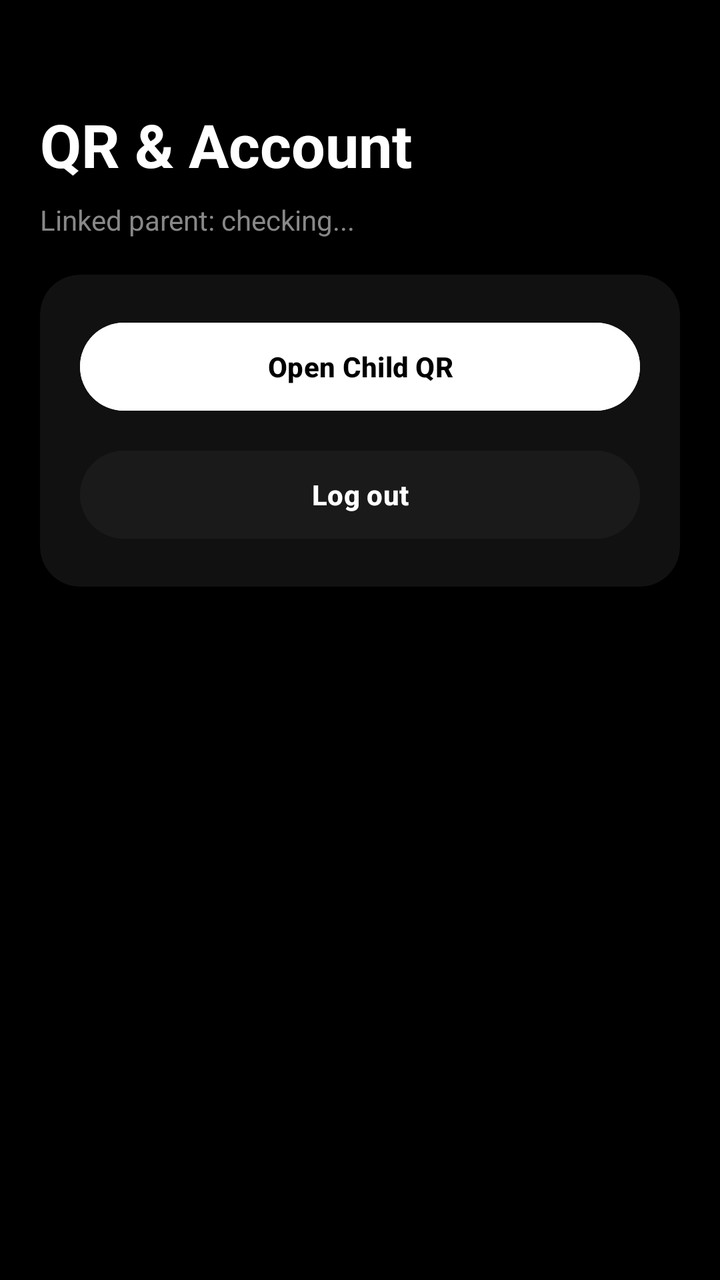
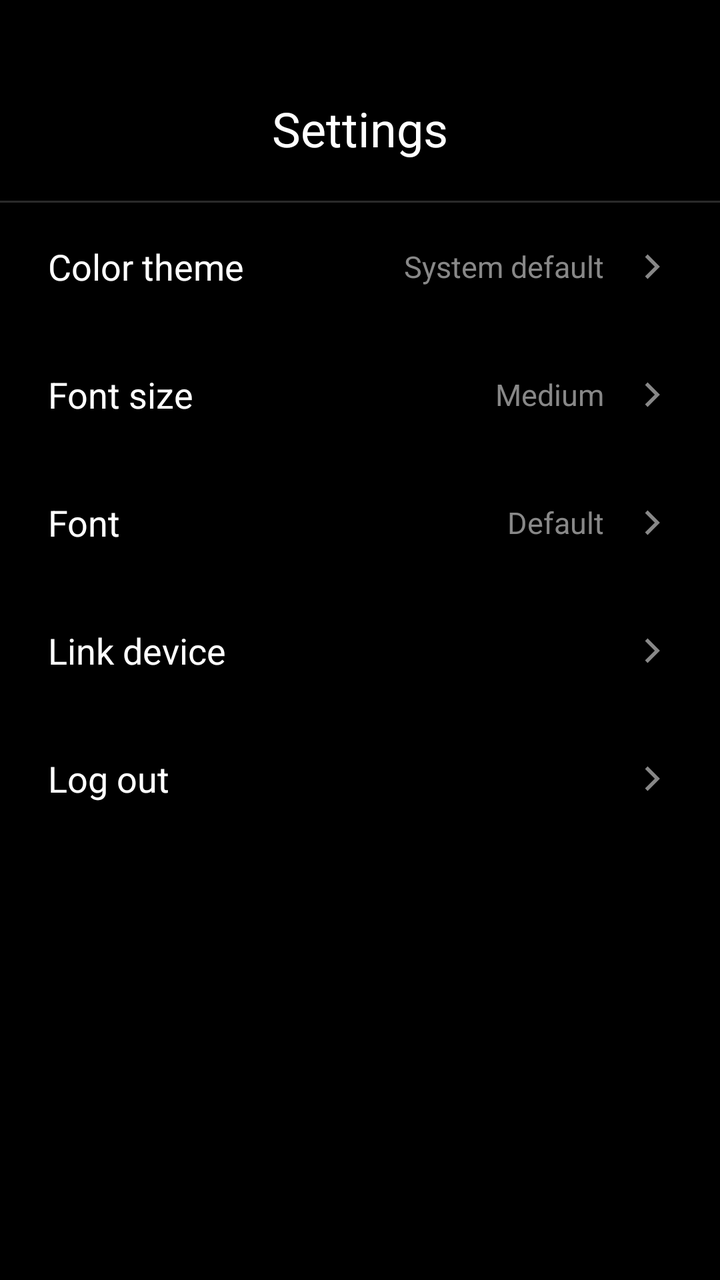

Compare the two renders of this Android layout. The source of the first and the diff that turns it into the second are given below.
<!-- AndroidManifest.xml: application theme Theme.PureLauncher -->
<!-- res/layout/view_launcher_qr_panel.xml -->
<?xml version="1.0" encoding="utf-8"?>
<androidx.core.widget.NestedScrollView xmlns:android="http://schemas.android.com/apk/res/android"
    xmlns:app="http://schemas.android.com/apk/res-auto"
    android:layout_width="match_parent"
    android:layout_height="match_parent"
    android:fillViewport="true">

    <LinearLayout
        android:layout_width="match_parent"
        android:layout_height="wrap_content"
        android:orientation="vertical"
        android:paddingStart="20dp"
        android:paddingEnd="20dp"
        android:paddingTop="52dp"
        android:paddingBottom="16dp">

        <TextView
            android:layout_width="wrap_content"
            android:layout_height="wrap_content"
            android:text="QR &amp; Account"
            android:textColor="@color/text_primary"
            android:textSize="30sp"
            android:textStyle="bold" />

        <TextView
            android:id="@+id/tvLinkedParentStatus"
            android:layout_width="wrap_content"
            android:layout_height="wrap_content"
            android:layout_marginTop="8dp"
            android:text="Linked parent: checking..."
            android:textColor="@color/text_secondary"
            android:textSize="14sp" />

        <androidx.cardview.widget.CardView
            android:layout_width="match_parent"
            android:layout_height="wrap_content"
            android:layout_marginTop="18dp"
            app:cardBackgroundColor="@color/bg_card"
            app:cardCornerRadius="20dp"
            app:cardElevation="0dp">

            <LinearLayout
                android:layout_width="match_parent"
                android:layout_height="wrap_content"
                android:orientation="vertical"
                android:padding="20dp">

                <Button
                    android:id="@+id/btnOpenQrFromSwipe"
                    android:layout_width="match_parent"
                    android:layout_height="52dp"
                    android:backgroundTint="@color/bg_button"
                    android:text="Open Child QR"
                    android:textColor="@color/text_on_white"
                    android:textStyle="bold" />

                <Button
                    android:id="@+id/btnLogoutFromLauncher"
                    android:layout_width="match_parent"
                    android:layout_height="52dp"
                    android:layout_marginTop="12dp"
                    android:backgroundTint="@color/bg_card_elevated"
                    android:text="Log out"
                    android:textColor="@color/text_primary"
                    android:textStyle="bold" />
            </LinearLayout>
        </androidx.cardview.widget.CardView>

    </LinearLayout>
</androidx.core.widget.NestedScrollView>
<!-- resources referenced by this layout -->
<resources>
  <color name="bg_button">#FFFFFF</color>
  <color name="bg_card">#111111</color>
  <color name="bg_card_elevated">#1A1A1A</color>
  <color name="text_on_white">#000000</color>
  <color name="text_primary">#FFFFFF</color>
  <color name="text_secondary">#888888</color>
  <style name="Theme.PureLauncher" parent="Base.Theme.PureLauncher" />
  <style name="Base.Theme.PureLauncher" parent="Theme.Material3.DayNight.NoActionBar">
          
          <item name="android:windowBackground">@android:color/black</item>
          
          <item name="android:windowAnimationStyle">@style/NoWindowAnimation</item>
      </style>
  <style name="NoWindowAnimation">
          <item name="android:activityOpenEnterAnimation">@null</item>
          <item name="android:activityOpenExitAnimation">@null</item>
          <item name="android:activityCloseEnterAnimation">@null</item>
          <item name="android:activityCloseExitAnimation">@null</item>
          <item name="android:taskOpenEnterAnimation">@null</item>
          <item name="android:taskOpenExitAnimation">@null</item>
          <item name="android:taskCloseEnterAnimation">@null</item>
          <item name="android:taskCloseExitAnimation">@null</item>
          <item name="android:taskToFrontEnterAnimation">@null</item>
          <item name="android:taskToFrontExitAnimation">@null</item>
      </style>
</resources>

<!-- the commit's change to res/layout/view_launcher_qr_panel.xml (unified diff, before → after) -->
@@ -1,70 +1,182 @@
 <?xml version="1.0" encoding="utf-8"?>
 <androidx.core.widget.NestedScrollView xmlns:android="http://schemas.android.com/apk/res/android"
-    xmlns:app="http://schemas.android.com/apk/res-auto"
     android:layout_width="match_parent"
     android:layout_height="match_parent"
-    android:fillViewport="true">
+    android:fillViewport="true"
+    android:background="@color/bg_primary">
 
     <LinearLayout
         android:layout_width="match_parent"
         android:layout_height="wrap_content"
         android:orientation="vertical"
-        android:paddingStart="20dp"
-        android:paddingEnd="20dp"
-        android:paddingTop="52dp"
-        android:paddingBottom="16dp">
+        android:paddingTop="48dp"
+        android:paddingBottom="24dp">
 
         <TextView
-            android:layout_width="wrap_content"
-            android:layout_height="wrap_content"
-            android:text="QR &amp; Account"
-            android:textColor="@color/text_primary"
-            android:textSize="30sp"
-            android:textStyle="bold" />
-
-        <TextView
-            android:id="@+id/tvLinkedParentStatus"
-            android:layout_width="wrap_content"
-            android:layout_height="wrap_content"
-            android:layout_marginTop="8dp"
-            android:text="Linked parent: checking..."
-            android:textColor="@color/text_secondary"
-            android:textSize="14sp" />
-
-        <androidx.cardview.widget.CardView
             android:layout_width="match_parent"
             android:layout_height="wrap_content"
-            android:layout_marginTop="18dp"
-            app:cardBackgroundColor="@color/bg_card"
-            app:cardCornerRadius="20dp"
-            app:cardElevation="0dp">
+            android:gravity="center"
+            android:text="Settings"
+            android:textColor="@color/text_primary"
+            android:textSize="24sp" />
 
-            <LinearLayout
-                android:layout_width="match_parent"
+        <View
+            android:layout_width="match_parent"
+            android:layout_height="1dp"
+            android:layout_marginTop="20dp"
+            android:background="@color/border" />
+
+        <LinearLayout
+            android:id="@+id/rowTheme"
+            android:layout_width="match_parent"
+            android:layout_height="64dp"
+            android:gravity="center_vertical"
+            android:orientation="horizontal"
+            android:paddingStart="24dp"
+            android:paddingEnd="24dp">
+
+            <TextView
+                android:layout_width="0dp"
                 android:layout_height="wrap_content"
-                android:orientation="vertical"
-                android:padding="20dp">
+                android:layout_weight="1"
+                android:text="Color theme"
+                android:textColor="@color/text_primary"
+                android:textSize="18sp" />
 
-                <Button
-                    android:id="@+id/btnOpenQrFromSwipe"
-                    android:layout_width="match_parent"
-                    android:layout_height="52dp"
-                    android:backgroundTint="@color/bg_button"
-                    android:text="Open Child QR"
-                    android:textColor="@color/text_on_white"
-                    android:textStyle="bold" />
+            <TextView
+                android:id="@+id/tvThemeValue"
+                android:layout_width="wrap_content"
+                android:layout_height="wrap_content"
+                android:layout_marginEnd="12dp"
+                android:text="System default"
+                android:textColor="@color/text_secondary"
+                android:textSize="15sp" />
 
-                <Button
-                    android:id="@+id/btnLogoutFromLauncher"
-                    android:layout_width="match_parent"
-                    android:layout_height="52dp"
-                    android:layout_marginTop="12dp"
-                    android:backgroundTint="@color/bg_card_elevated"
-                    android:text="Log out"
-                    android:textColor="@color/text_primary"
-                    android:textStyle="bold" />
-            </LinearLayout>
-        </androidx.cardview.widget.CardView>
+            <ImageView
+                android:layout_width="22dp"
+                android:layout_height="22dp"
+                android:src="@drawable/ic_arrow_left"
+                android:rotation="180"
+                android:tint="@color/text_secondary" />
+        </LinearLayout>
+
+        <LinearLayout
+            android:id="@+id/rowFontSize"
+            android:layout_width="match_parent"
+            android:layout_height="64dp"
+            android:gravity="center_vertical"
+            android:orientation="horizontal"
+            android:paddingStart="24dp"
+            android:paddingEnd="24dp">
+
+            <TextView
+                android:layout_width="0dp"
+                android:layout_height="wrap_content"
+                android:layout_weight="1"
+                android:text="Font size"
+                android:textColor="@color/text_primary"
+                android:textSize="18sp" />
+
+            <TextView
+                android:id="@+id/tvFontSizeValue"
+                android:layout_width="wrap_content"
+                android:layout_height="wrap_content"
+                android:layout_marginEnd="12dp"
+                android:text="Medium"
+                android:textColor="@color/text_secondary"
+                android:textSize="15sp" />
+
+            <ImageView
+                android:layout_width="22dp"
+                android:layout_height="22dp"
+                android:src="@drawable/ic_arrow_left"
+                android:rotation="180"
+                android:tint="@color/text_secondary" />
+        </LinearLayout>
+
+        <LinearLayout
+            android:id="@+id/rowFont"
+            android:layout_width="match_parent"
+            android:layout_height="64dp"
+            android:gravity="center_vertical"
+            android:orientation="horizontal"
+            android:paddingStart="24dp"
+            android:paddingEnd="24dp">
+
+            <TextView
+                android:layout_width="0dp"
+                android:layout_height="wrap_content"
+                android:layout_weight="1"
+                android:text="Font"
+                android:textColor="@color/text_primary"
+                android:textSize="18sp" />
+
+            <TextView
+                android:id="@+id/tvFontValue"
+                android:layout_width="wrap_content"
+                android:layout_height="wrap_content"
+                android:layout_marginEnd="12dp"
+                android:text="Default"
+                android:textColor="@color/text_secondary"
+                android:textSize="15sp" />
+
+            <ImageView
+                android:layout_width="22dp"
+                android:layout_height="22dp"
+                android:src="@drawable/ic_arrow_left"
+                android:rotation="180"
+                android:tint="@color/text_secondary" />
+        </LinearLayout>
+
+        <LinearLayout
+            android:id="@+id/rowLinkDevice"
+            android:layout_width="match_parent"
+            android:layout_height="64dp"
+            android:gravity="center_vertical"
+            android:orientation="horizontal"
+            android:paddingStart="24dp"
+            android:paddingEnd="24dp">
+
+            <TextView
+                android:layout_width="0dp"
+                android:layout_height="wrap_content"
+                android:layout_weight="1"
+                android:text="Link device"
+                android:textColor="@color/text_primary"
+                android:textSize="18sp" />
+
+            <ImageView
+                android:layout_width="22dp"
+                android:layout_height="22dp"
+                android:src="@drawable/ic_arrow_left"
+                android:rotation="180"
+                android:tint="@color/text_secondary" />
+        </LinearLayout>
+
+        <LinearLayout
+            android:id="@+id/rowLogout"
+            android:layout_width="match_parent"
+            android:layout_height="64dp"
+            android:gravity="center_vertical"
+            android:orientation="horizontal"
+            android:paddingStart="24dp"
+            android:paddingEnd="24dp">
+
+            <TextView
+                android:layout_width="0dp"
+                android:layout_height="wrap_content"
+                android:layout_weight="1"
+                android:text="Log out"
+                android:textColor="@color/text_primary"
+                android:textSize="18sp" />
+
+            <ImageView
+                android:layout_width="22dp"
+                android:layout_height="22dp"
+                android:src="@drawable/ic_arrow_left"
+                android:rotation="180"
+                android:tint="@color/text_secondary" />
+        </LinearLayout>
 
     </LinearLayout>
 </androidx.core.widget.NestedScrollView>
<!-- resource entries referenced after the edit -->
@@ -1,11 +1,20 @@
 <!-- resources referenced by this layout -->
 <resources>
-  <color name="bg_button">#FFFFFF</color>
-  <color name="bg_card">#111111</color>
-  <color name="bg_card_elevated">#1A1A1A</color>
-  <color name="text_on_white">#000000</color>
+  <color name="bg_primary">#000000</color>
+  <color name="border">#2A2A2A</color>
   <color name="text_primary">#FFFFFF</color>
   <color name="text_secondary">#888888</color>
+  <!-- drawable ic_arrow_left (drawable) -->
+  <?xml version="1.0" encoding="utf-8"?>
+  <vector xmlns:android="http://schemas.android.com/apk/res/android"
+  	android:width="24dp"
+  	android:height="24dp"
+  	android:viewportWidth="24"
+  	android:viewportHeight="24">
+  	<path
+  		android:fillColor="#FFFFFFFF"
+  		android:pathData="M14.7,17.3L9.4,12L14.7,6.7L13.3,5.3L6.6,12L13.3,18.7L14.7,17.3Z" />
+  </vector>
   <style name="Theme.PureLauncher" parent="Base.Theme.PureLauncher" />
   <style name="Base.Theme.PureLauncher" parent="Theme.Material3.DayNight.NoActionBar">
           
